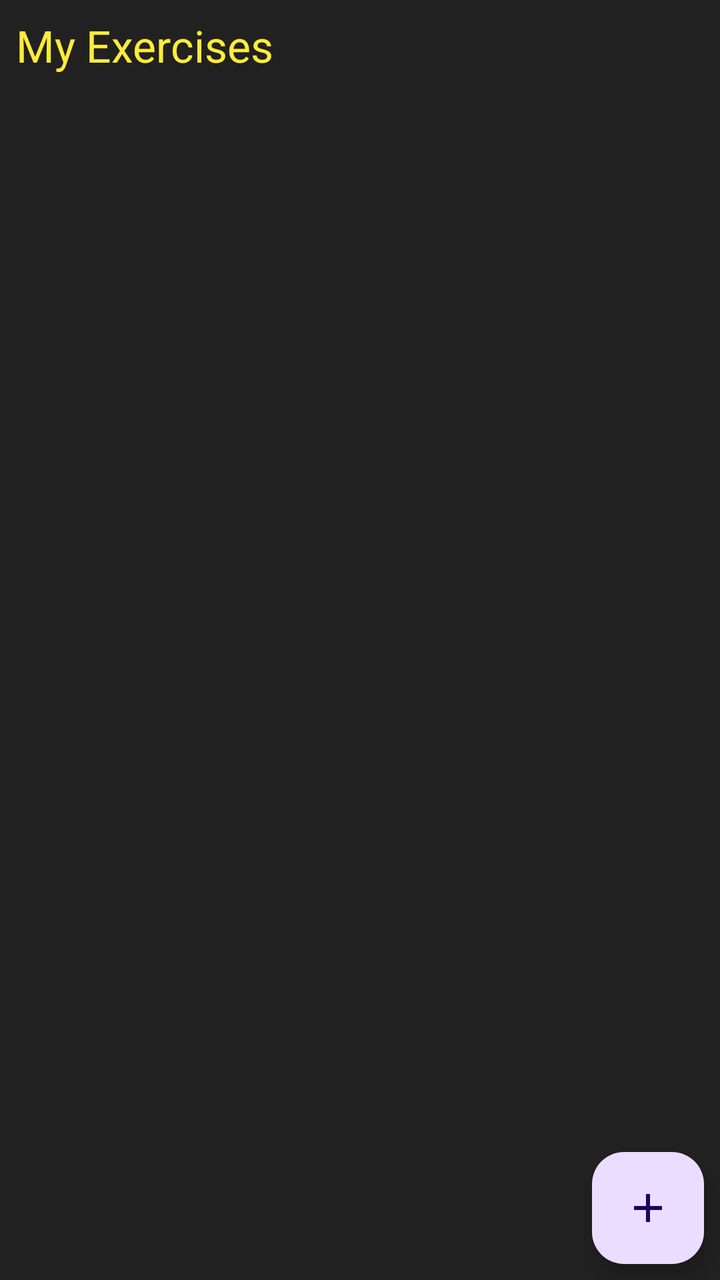
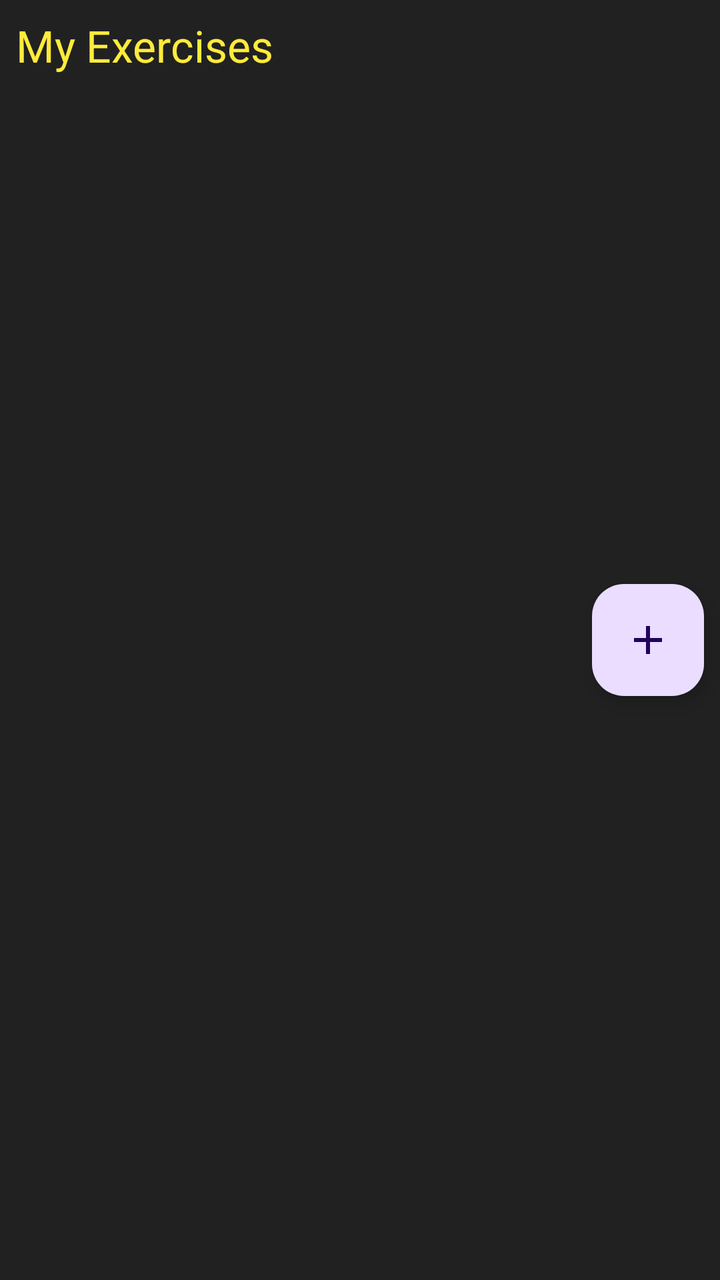

The first picture is an Android layout as it rendered before a commit; the second is the same layout after the commit. The layout source and the unified diff follow.
<!-- AndroidManifest.xml: application theme Theme.MyFit -->
<!-- res/layout/fragment_exercise.xml -->
<?xml version="1.0" encoding="utf-8"?>
<androidx.constraintlayout.widget.ConstraintLayout
    xmlns:android="http://schemas.android.com/apk/res/android"
    xmlns:tools="http://schemas.android.com/tools"
    android:layout_width="match_parent"
    android:layout_height="match_parent"
    xmlns:app="http://schemas.android.com/apk/res-auto"
    tools:context=".ui.exercise.ExerciseFragment">


    <TextView
        android:id="@+id/exerciseTitle"
        android:layout_width="0dp"
        android:layout_height="wrap_content"
        android:text="@string/my_exercises"
        android:textSize="@dimen/text_size_h1"
        android:textColor="@color/yellowAccent"
        android:padding="@dimen/card_margin"
        app:layout_constraintTop_toTopOf="parent"
        app:layout_constraintStart_toStartOf="parent"
        app:layout_constraintEnd_toEndOf="parent"/>

    <androidx.recyclerview.widget.RecyclerView
        android:id="@+id/exerciseRecycler"
        android:layout_width="0dp"
        android:layout_height="0dp"
        android:paddingBottom="@dimen/fragment_padding"
        app:layout_constraintBottom_toBottomOf="parent"
        app:layout_constraintEnd_toEndOf="parent"
        app:layout_constraintStart_toStartOf="parent"
        app:layout_constraintTop_toBottomOf="@id/exerciseTitle" />

    <com.google.android.material.floatingactionbutton.FloatingActionButton
        android:id="@+id/addExerciseFab"
        android:layout_width="wrap_content"
        android:layout_height="wrap_content"
        android:contentDescription="@string/add_exercise"
        android:src="@drawable/add_icon"
        app:layout_constraintBottom_toBottomOf="parent"
        app:layout_constraintEnd_toEndOf="parent"
        android:layout_margin="@dimen/card_margin"/>



</androidx.constraintlayout.widget.ConstraintLayout>
<!-- resources referenced by this layout -->
<resources>
  <color name="yellowAccent">#FFEB3B</color>
  <dimen name="card_margin">8dp</dimen>
  <dimen name="fragment_padding">16dp</dimen>
  <dimen name="text_size_h1">22sp</dimen>
  <!-- drawable add_icon (drawable) -->
  <vector xmlns:android="http://schemas.android.com/apk/res/android"
      android:width="24dp"
      android:height="24dp"
      android:viewportWidth="960"
      android:viewportHeight="960">
    <path
        android:pathData="M440,520L200,520v-80h240v-240h80v240h240v80L520,520v240h-80v-240Z"
        android:fillColor="#e3e3e3"/>
  </vector>
  <string name="add_exercise">Add Exercise</string>
  <string name="my_exercises">My Exercises</string>
  <style name="Theme.MyFit" parent="Base.Theme.MyFit" />
  <style name="Base.Theme.MyFit" parent="Theme.Material3.DayNight.NoActionBar">
  
          
          <item name="colorPrimary">@color/yellowAccent</item>
          <item name="colorPrimaryVariant">@color/yellowAccentDark</item>
          <item name="colorOnPrimary">@android:color/black</item>
  
          
          <item name="android:windowBackground">@color/darkGreyBackground</item>
  
          
          <item name="colorSecondary">@color/yellowAccent</item>
          <item name="colorOnSecondary">@android:color/black</item>
  
          
          <item name="android:textColorPrimary">@android:color/white</item>
          <item name="android:textColorSecondary">@android:color/darker_gray</item>
  
      </style>
  <color name="yellowAccentDark">#FBC02D</color>
  <color name="darkGreyBackground">#212121</color>
</resources>

<!-- the commit's change to res/layout/fragment_exercise.xml (unified diff, before → after) -->
@@ -37,6 +37,7 @@
         android:contentDescription="@string/add_exercise"
         android:src="@drawable/add_icon"
         app:layout_constraintBottom_toBottomOf="parent"
+        app:layout_constraintTop_toTopOf="parent"
         app:layout_constraintEnd_toEndOf="parent"
         android:layout_margin="@dimen/card_margin"/>
 
